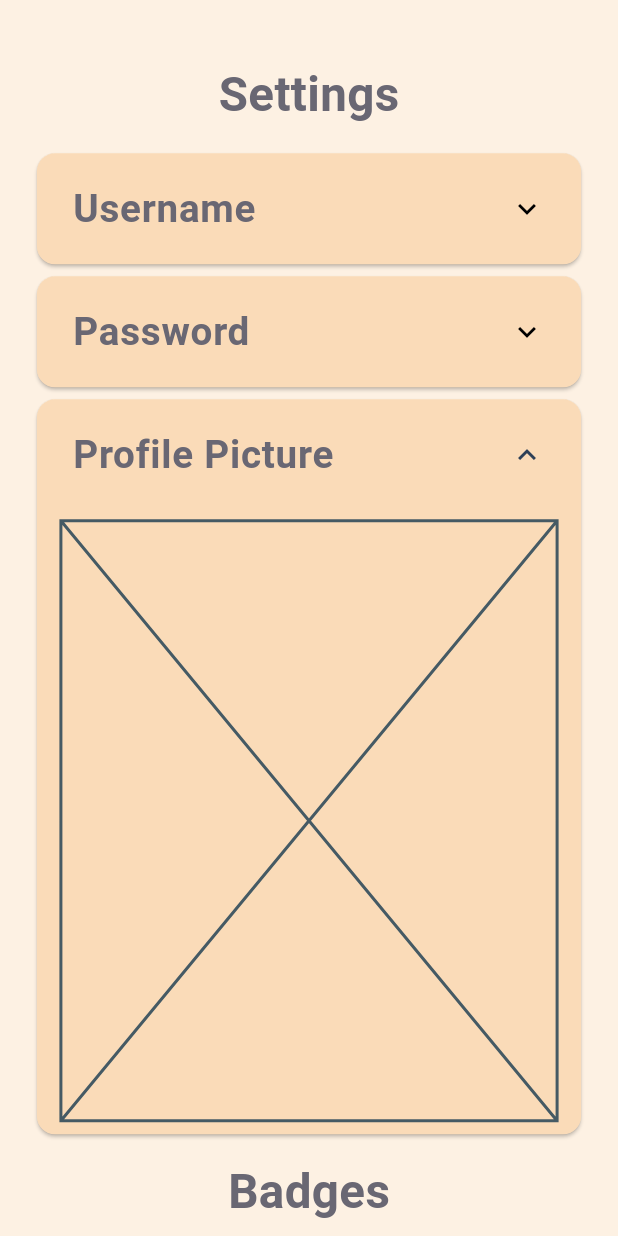
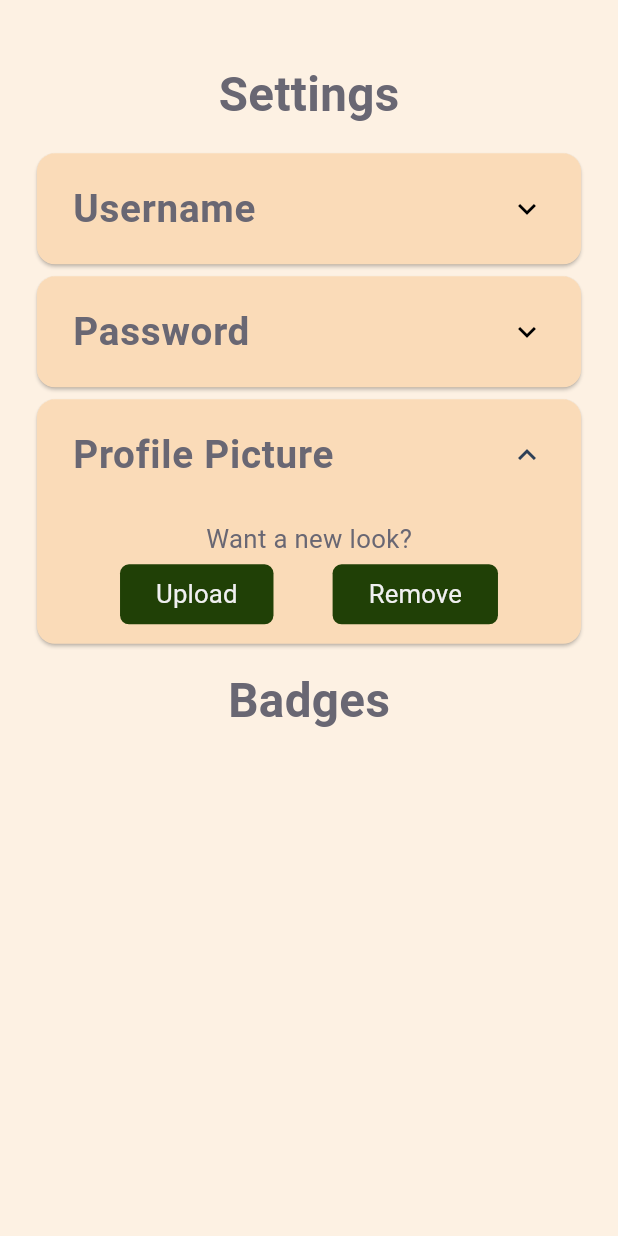
Before and after one commit to Team-Wilhelm/BotaniQue-MobDev, a Flutter app: the SettingsScreen widget shown alone on an empty page, opened directly, after a tap on "Username", after a tap on "Password", after a tap on "Profile Picture", on a phone screen of 412 x 824 dp. Run offline on Flutter 3.47's test engine with Material 3 defaults, Android fonts, the phone set to English and light mode, and no system bars; our stand-ins replace flutter_bloc, freezed_annotation, image_picker, lottie; network calls fail.

```diff
--- a/botanique/lib/models/dtos/update_user_dto.dart
+++ /dev/null
@@ -1,11 +0,0 @@
-import 'package:freezed_annotation/freezed_annotation.dart';
-
-part 'update_user_dto.freezed.dart';
-
-@freezed
-class UpdateUserDto with _$UpdateUserDto {
-  factory UpdateUserDto(
-      {required String? username,
-      required String? password,
-      required String? base64Image}) = _UpdateUserDto;
-}
--- /dev/null
+++ b/botanique/lib/models/dtos/user/user_dto.dart
@@ -0,0 +1,24 @@
+import 'package:freezed_annotation/freezed_annotation.dart';
+
+part 'user_dto.freezed.dart';
+part 'user_dto.g.dart';
+
+@freezed
+class UpdateUserDto with _$UpdateUserDto {
+  factory UpdateUserDto(
+      {String? username,
+      String? password,
+      String? base64Image}) = _UpdateUserDto;
+  factory UpdateUserDto.fromJson(Map<String, dynamic> json) =>
+      _$UpdateUserDtoFromJson(json);
+}
+
+@freezed
+class GetUserDto with _$GetUserDto {
+  factory GetUserDto(
+      {required String userEmail,
+      required String username,
+      String? blobUrl}) = _GetUserDto;
+  factory GetUserDto.fromJson(Map<String, dynamic> json) =>
+      _$GetUserDtoFromJson(json);
+}
--- a/botanique/lib/settings/panel_content/image_update_content.dart
+++ b/botanique/lib/settings/panel_content/image_update_content.dart
@@ -1,10 +1,42 @@
+import 'package:botanique/shared/app_button.dart';
+import 'package:botanique/shared/app_text.dart';
+import 'package:botanique/state/user_cubit.dart';
+import 'package:botanique/style/app_style.dart';
 import 'package:flutter/material.dart';
+import 'package:flutter_bloc/flutter_bloc.dart';
 
 class ImageUpdateContent extends StatelessWidget {
-  const ImageUpdateContent({super.key});
+  const ImageUpdateContent({super.key, this.base64image});
+
+  final String? base64image;
 
   @override
   Widget build(BuildContext context) {
-    return const Placeholder();
+    return Column(
+      children: [
+        const AppText(text: "Want a new look?", fontSize: FontSizes.regular),
+        if (base64image != null)
+          Image.network(
+            base64image!,
+            width: 200,
+            height: 200,
+          ) else const SizedBox(),//TODO add default image
+        Row(
+          mainAxisAlignment: MainAxisAlignment.spaceEvenly,
+          children: [
+            AppButton(
+                onPressed: () {
+                  context.read<UpdateUserCubit>().updateBase64Image("newImage");
+                },
+                text: "Upload"),
+            AppButton(
+                onPressed: () {
+                  context.read<UpdateUserCubit>().deleteBase64Image();
+                },
+                text: "Remove"),
+          ],
+        )
+      ],
+    );
   }
 }
--- a/botanique/lib/settings/panel_content/text_update_panel.dart
+++ b/botanique/lib/settings/panel_content/text_update_panel.dart
@@ -9,13 +9,13 @@ import 'package:flutter_bloc/flutter_bloc.dart';
 class TextUpdatePanel extends StatelessWidget {
   TextUpdatePanel(
       {super.key,
-      required this.textToUpdate,
+      this.textToUpdate,
       required this.placeholder,
       required this.onSubmit,
       required this.controller,
       required this.icon});
 
-  final String textToUpdate;
+  final String? textToUpdate;
   final String placeholder;
   final VoidCallback onSubmit;
   final TextEditingController controller;
@@ -25,6 +25,7 @@ class TextUpdatePanel extends StatelessWidget {
   Widget build(BuildContext context) {
     return Column(
       children: [
+        if (textToUpdate != null)
           Row(
             mainAxisAlignment: MainAxisAlignment.center,
             children: [
@@ -33,7 +34,7 @@ class TextUpdatePanel extends StatelessWidget {
                 fontSize: FontSizes.regular,
               ),
               AppText(
-              text: textToUpdate,
+                text: textToUpdate!,
                 fontSize: FontSizes.regular,
                 fontWeight: FontWeight.bold,
               ),
--- a/botanique/lib/settings/settings_screen.dart
+++ b/botanique/lib/settings/settings_screen.dart
@@ -1,5 +1,6 @@
 import 'package:botanique/settings/panel_content/text_update_panel.dart';
 import 'package:botanique/state/user_cubit.dart';
+import 'package:botanique/state/web_socket_bloc.dart';
 import 'package:flutter/material.dart';
 import 'package:botanique/shared/app_text.dart';
 import 'package:botanique/shared/screen_base.dart';
@@ -28,15 +29,13 @@ class _SettingsScreenState extends State<SettingsScreen> {
           id: 1,
           headerValue: 'Username',
           panelContent: TextUpdatePanel(
-            textToUpdate:
-                "PlantLover577", //TODO get this from the logged in user
+            textToUpdate: context.read<UpdateUserCubit>().state.username,
             placeholder: "Enter new username",
             controller: _usernameController,
             onSubmit: () {
               context
                   .read<UpdateUserCubit>()
                   .updateUsername(_usernameController.text);
-              _handleTileToggle(1);
               _usernameController.clear();
             },
             icon: const Icon(Icons.person),
@@ -46,7 +45,6 @@ class _SettingsScreenState extends State<SettingsScreen> {
           id: 2,
           headerValue: 'Password',
           panelContent: TextUpdatePanel(
-            textToUpdate: "******", //TODO get this from the logged in user
             placeholder: "Enter new password",
             controller: _passwordController,
             icon: const Icon(Icons.visibility),
@@ -54,7 +52,6 @@ class _SettingsScreenState extends State<SettingsScreen> {
               context
                   .read<UpdateUserCubit>()
                   .updatePassword(_passwordController.text);
-              _handleTileToggle(2);
               _usernameController.clear();
             },
           ),
@@ -62,7 +59,9 @@ class _SettingsScreenState extends State<SettingsScreen> {
       PanelItem(
           id: 3,
           headerValue: 'Profile Picture',
-          panelContent: ImageUpdateContent(),
+          panelContent: ImageUpdateContent(
+            base64image: context.read<UpdateUserCubit>().state.base64Image,
+          ),
           controller: ExpansionTileController()),
     ];
     super.initState();
@@ -70,10 +69,16 @@ class _SettingsScreenState extends State<SettingsScreen> {
 
   void _handleTileToggle(int id) {
     setState(() {
+      if (openPanelId == id) {
+        panelItems[id - 1].controller.collapse();
+        openPanelId = -1;
+      } else {
         if (openPanelId > 0) {
-        panelItems.elementAt(openPanelId - 1).controller.collapse();
+          panelItems[openPanelId - 1].controller.collapse();
         }
+        panelItems[id - 1].controller.expand();
         openPanelId = id;
+      }
     });
   }
 
@@ -81,6 +86,17 @@ class _SettingsScreenState extends State<SettingsScreen> {
   Widget build(BuildContext context) {
     return ScreenBase(
       child: SingleChildScrollView(
+        child: BlocListener<WebSocketBloc, AppState>(
+          listener: (context, state) {
+            if (state.error != null) {
+              ScaffoldMessenger.of(context).showSnackBar(
+                SnackBar(
+                  content: Text(state.error!),
+                  backgroundColor: Colors.red,
+                ),
+              );
+            }
+          },
           child: Column(
             children: [
               const AppText(
@@ -95,6 +111,7 @@ class _SettingsScreenState extends State<SettingsScreen> {
                   fontSize: FontSizes.h1,
                   fontWeight: FontWeight.bold),
             ],
+          ),
         ),
       ),
     );
```
Also changed, not shown: botanique/lib/models/events/client_events.dart (+12 -0 lines), botanique/lib/models/events/server_events.dart (+38 -0 lines), botanique/lib/state/user_cubit.dart (+7 -3 lines), botanique/lib/models/dtos/update_user_dto.freezed.dart (deleted), botanique/lib/models/dtos/user/user_dto.freezed.dart (added), botanique/lib/models/dtos/user/user_dto.g.dart (added), botanique/lib/models/events/client_events.freezed.dart, botanique/lib/models/events/client_events.g.dart, botanique/lib/models/events/server_events.freezed.dart, botanique/lib/models/events/server_events.g.dart. Lines whose indentation alone changed are shown as unchanged.
